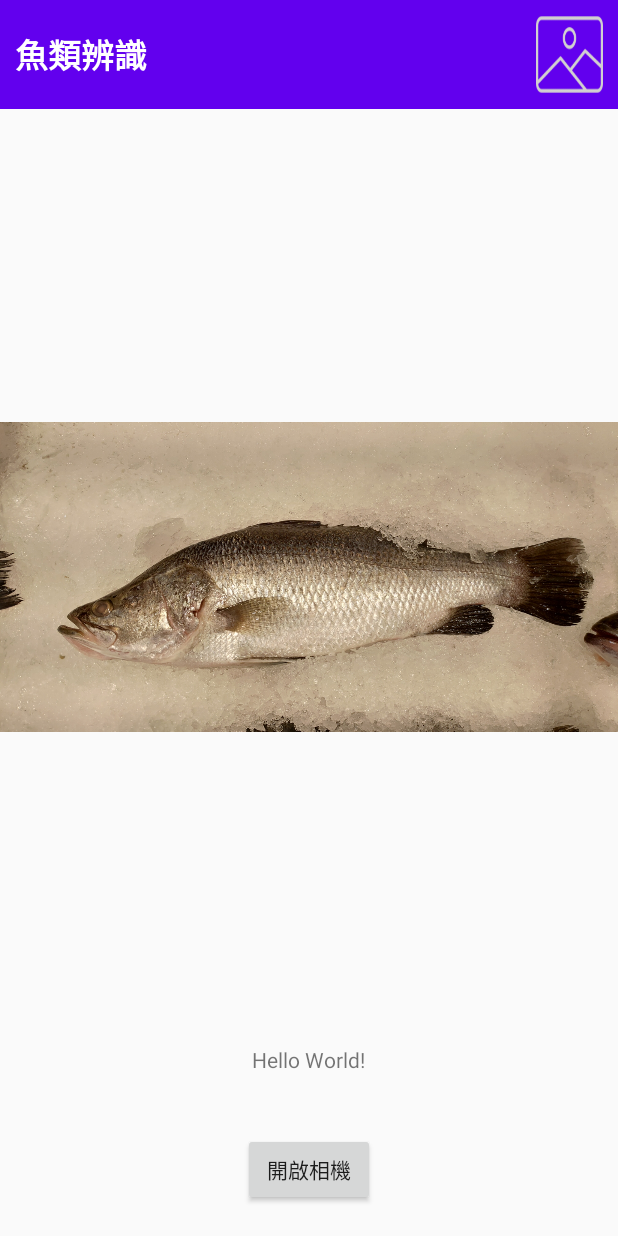
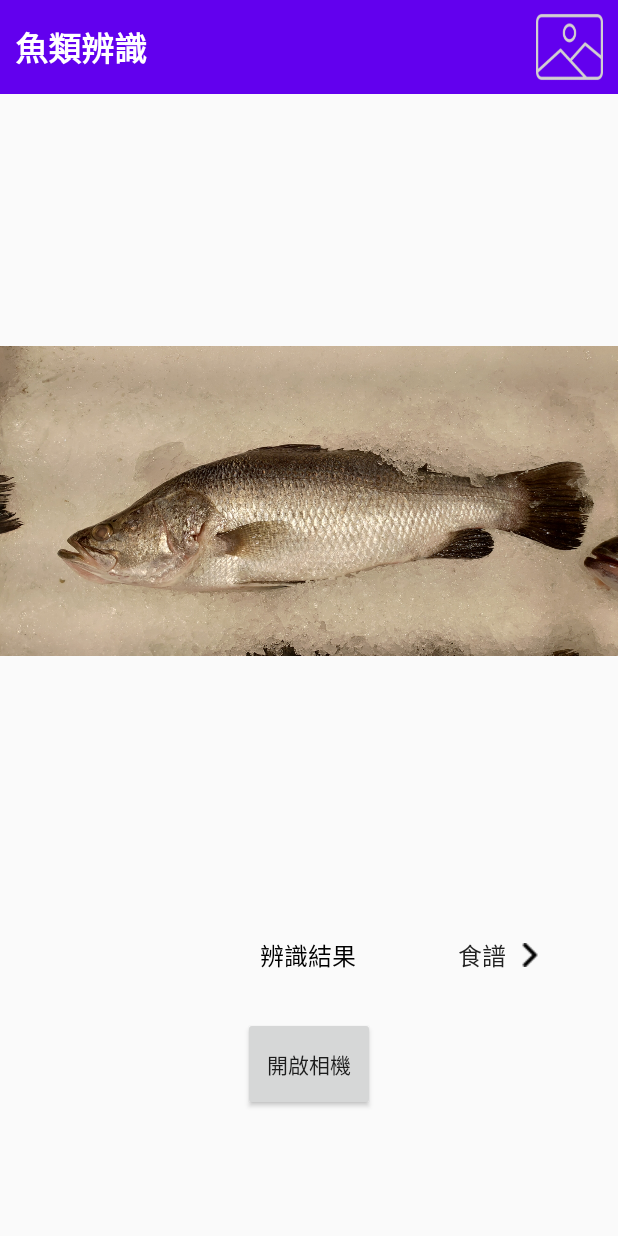
Before and after one commit to 410535037/fish_camera, an Android app: the screen it shows after launch (MainActivity), on a phone screen of 412 x 824 dp. Run offline under Robolectric (Android 15) with nearby library versions, the phone set to English and light mode, and no system bars; libraries missing offline, so code that uses them is left out: com.loopj.android, cz.msebera.android; pictures from the network do not load.

Commit message:
新增搜尋食譜功能

```diff
--- a/app/src/main/AndroidManifest.xml
+++ b/app/src/main/AndroidManifest.xml
@@ -38,6 +38,8 @@
             </intent-filter>
         </activity>
 
+        <activity android:name=".recipe" />
+
         <!-- 儲存圖片 -->
         <provider
             android:name="androidx.core.content.FileProvider"
--- /dev/null
+++ b/app/src/main/res/drawable/button_recipe.xml
@@ -0,0 +1,5 @@
+<?xml version="1.0" encoding="utf-8"?>
+<selector xmlns:android="http://schemas.android.com/apk/res/android">
+
+
+</selector>
--- a/app/src/main/res/layout/activity_main.xml
+++ b/app/src/main/res/layout/activity_main.xml
@@ -13,7 +13,7 @@
     <LinearLayout
         android:layout_width="match_parent"
         android:layout_height="0dp"
-        android:layout_weight="0.75"
+        android:layout_weight="0.5"
         android:orientation="horizontal"
         android:background="?attr/colorPrimary" >
 
@@ -46,19 +46,60 @@
         android:id="@+id/fish_img_h"
         android:layout_width="wrap_content"
         android:layout_height="0dp"
-        android:layout_weight="6"
+        android:layout_weight="4"
         android:layout_gravity="center|top"
         android:layout_marginTop="20dp"
         android:src="@drawable/a1140191"/>
 
-    <TextView
-        android:id="@+id/fish_name_h"
-        android:layout_width="wrap_content"
+    <LinearLayout
+        android:layout_width="match_parent"
         android:layout_height="0dp"
         android:layout_weight="0.5"
-        android:layout_gravity="center"
-        android:text="Hello World!"
-        android:layout_marginTop="20dp"/>
+        android:orientation="horizontal"
+        android:layout_marginTop="20dp">
+
+        <View
+            android:layout_width="0dp"
+            android:layout_weight="2"
+            android:layout_height="wrap_content"/>
+
+
+
+        <TextView
+            android:id="@+id/fish_name_h"
+            android:layout_width="0dp"
+            android:layout_weight="1"
+            android:layout_height="wrap_content"
+            android:gravity="center"
+            android:layout_gravity="center_vertical"
+            android:textSize="16sp"
+            android:textColor="#000000"
+            android:text="辨識結果" />
+
+        <LinearLayout
+            android:layout_width="0dp"
+            android:layout_weight="2"
+            android:layout_height="match_parent"
+            android:orientation="vertical">
+
+            <androidx.appcompat.widget.AppCompatButton
+                android:id="@+id/recipe_search"
+                style="?android:attr/borderlessButtonStyle"
+                android:layout_width="wrap_content"
+                android:layout_height="match_parent"
+                android:layout_gravity="center"
+                android:text="食譜"
+                android:textSize="16sp"
+                android:drawableEnd="@drawable/arrow"/>
+
+        </LinearLayout>
+
+
+
+
+    </LinearLayout>
+
+
 
     <androidx.appcompat.widget.AppCompatButton
         android:id="@+id/takepic_h"
@@ -67,8 +108,13 @@
         android:layout_weight="0.5"
         android:layout_gravity="center"
         android:layout_marginTop="10dp"
-        android:layout_marginBottom="20dp"
+      android:layout_marginBottom="20dp"
         android:text="開啟相機"/>
+
+    <View
+        android:layout_width="wrap_content"
+        android:layout_height="0dp"
+        android:layout_weight="0.5"/>
 
 
 </LinearLayout>
```
Also changed, not shown: app/src/main/java/com/example/fish_camera/ImageUpload.java (deleted, +0 -49 lines), app/src/main/java/com/example/fish_camera/MainActivity.java (+24 -29 lines), app/src/main/java/com/example/fish_camera/recipe.java (added, +40 -0 lines), app/src/main/res/layout/webview.xml (added, +13 -0 lines), app/src/main/res/drawable/arrow.png (added).
